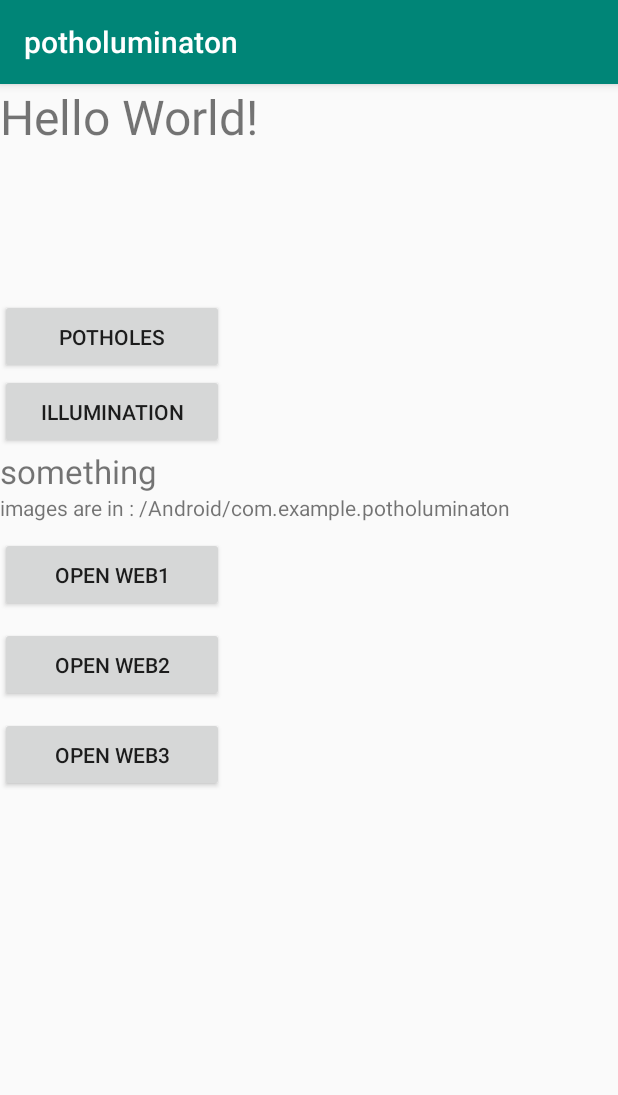
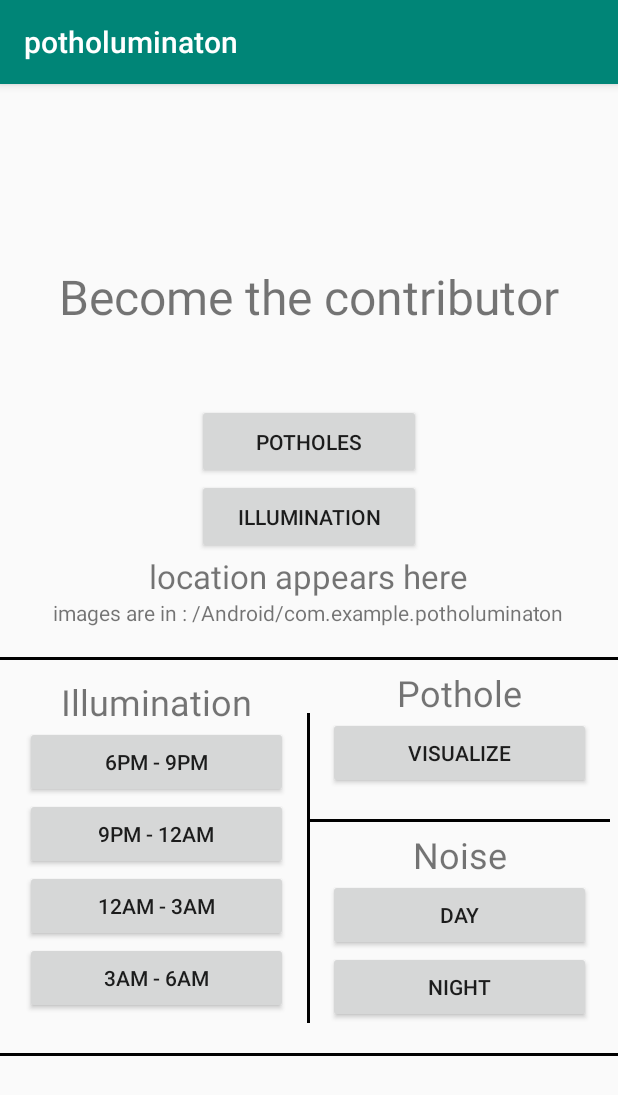
Before and after one commit to mozohack/aakashlabs, an Android app: the screen it shows after launch (MainActivity), on a phone screen of 412 x 824 dp. Shown: the top 1095 px of the screen. Run offline under Robolectric (Android 15) with nearby library versions, the light colour scheme and no system bars.

Commit message:
completed basic UI
added functionality for all buttons belonging to Illumination category

```diff
--- a/potholuminaton/app/src/main/java/com/example/potholuminaton/MainActivity.java
+++ b/potholuminaton/app/src/main/java/com/example/potholuminaton/MainActivity.java
@@ -138,8 +138,38 @@ public class MainActivity extends AppCompatActivity {
         startActivity(intent);
     }
 
-    public void openWeb2(View view){
+    //TODO: add links for illumination data display
+    public void illumination6to9(View view){
         Intent intent = new Intent(Intent.ACTION_VIEW, Uri.parse("https://www.google.com"));
+        startActivity(intent);
+    }
+
+    public void illumination9to12(View view){
+        launchWebsite("www.google.com");
+    }
+
+    public void illumination12to3(View view){
+        launchWebsite("www.google.com");
+    }
+
+    public void illumination3to6(View view){
+        launchWebsite("www.google.com");
+    }
+
+    public void visualizePothole(View view){
+        launchWebsite("www.google.com");
+    }
+
+    public void noiseDay(View view){
+        launchWebsite("www.google.com");
+    }
+
+    public void noiseNight(View view){
+        launchWebsite("www.google.com");
+    }
+
+    public void launchWebsite(String url){
+        Intent intent = new Intent(Intent.ACTION_VIEW, Uri.parse(url));
         startActivity(intent);
     }
 
--- a/potholuminaton/app/src/main/res/layout/activity_main.xml
+++ b/potholuminaton/app/src/main/res/layout/activity_main.xml
@@ -5,20 +5,21 @@
     android:layout_width="match_parent"
     android:layout_height="match_parent"
     tools:context=".MainActivity"
-    android:orientation="vertical">
+    android:orientation="vertical"
+    android:gravity="center">
 
     <TextView
         android:id="@+id/textView"
         android:layout_width="wrap_content"
         android:layout_height="wrap_content"
-        android:text="Hello World!"
-        android:textSize="32sp"/>
+        android:text="Become the contributor"
+        android:textSize="32sp" />
 
     <Button
         android:id="@+id/button"
         android:layout_width="149dp"
         android:layout_height="50dp"
-        android:layout_marginTop="100dp"
+        android:layout_marginTop="50dp"
         android:text="Potholes"
         android:onClick="potholeImageCapture"/>
 
@@ -36,7 +37,7 @@
     <TextView
         android:layout_width="wrap_content"
         android:layout_height="wrap_content"
-        android:text="something"
+        android:text="location appears here"
         android:textSize="22sp"
         android:id="@+id/textViewLocation"/>
 
@@ -45,25 +46,102 @@
         android:layout_height="wrap_content"
         android:text="images are in : /Android/com.example.potholuminaton"/>
 
-    <Button
-        android:layout_width="149dp"
-        android:layout_height="50dp"
-        android:text="open web1"
-        android:layout_marginTop="10dp"
-        android:onClick="openWeb1"/>
+    <View
+        android:layout_width="match_parent"
+        android:layout_height="2dp"
+        android:background="@android:color/black"
+        android:layout_marginTop="20dp"/>
 
-    <Button
-        android:layout_width="149dp"
-        android:layout_height="50dp"
-        android:text="open web2"
-        android:layout_marginTop="10dp"
-        android:onClick="openWeb2"/>
+    <LinearLayout
+        android:layout_width="match_parent"
+        android:layout_height="wrap_content"
+        android:orientation="horizontal"
+        android:gravity="center"
+        android:layout_marginTop="5dp">
+        <LinearLayout
+            android:layout_width="200dp"
+            android:layout_height="wrap_content"
+            android:gravity="center"
+            android:orientation="vertical">
+            <TextView
+                android:layout_width="wrap_content"
+                android:layout_height="wrap_content"
+                android:text="Illumination"
+                android:textSize="24sp"/>
 
-    <Button
-        android:layout_width="149dp"
-        android:layout_height="50dp"
-        android:text="open web3"
-        android:layout_marginTop="10dp"
-        android:onClick="openWeb3"/>
+            <Button
+                android:layout_width="175dp"
+                android:layout_height="wrap_content"
+                android:text="6PM - 9PM"
+                android:onClick="illumination6to9"/>
+            <Button
+                android:layout_width="175dp"
+                android:layout_height="wrap_content"
+                android:text="9PM - 12AM"
+                android:onClick="illumination9to12"/>
+            <Button
+                android:layout_width="175dp"
+                android:layout_height="wrap_content"
+                android:text="12AM - 3AM"
+                android:onClick="illumination12to3"/>
+            <Button
+                android:layout_width="175dp"
+                android:layout_height="wrap_content"
+                android:text="3AM - 6AM"
+                android:onClick="illumination3to6"/>
+        </LinearLayout>
+
+        <View
+            android:layout_width="2dp"
+            android:layout_height="match_parent"
+            android:background="@android:color/black"
+            android:layout_marginTop="20dp"/>
+
+        <LinearLayout
+            android:layout_width="200dp"
+            android:layout_height="wrap_content"
+            android:gravity="center"
+            android:orientation="vertical">
+            <TextView
+                android:layout_width="wrap_content"
+                android:layout_height="wrap_content"
+                android:text="Pothole"
+                android:textSize="24sp"/>
+
+            <Button
+                android:layout_width="175dp"
+                android:layout_height="wrap_content"
+                android:text="Visualize"/>
+
+            <View
+                android:layout_width="match_parent"
+                android:layout_height="2dp"
+                android:background="@android:color/black"
+                android:layout_marginTop="20dp"/>
+
+            <TextView
+                android:layout_width="wrap_content"
+                android:layout_height="wrap_content"
+                android:text="Noise"
+                android:textSize="24sp"
+                android:layout_marginTop="5dp"/>
+
+            <Button
+                android:layout_width="175dp"
+                android:layout_height="wrap_content"
+                android:text="Day"/>
+
+            <Button
+                android:layout_width="175dp"
+                android:layout_height="wrap_content"
+                android:text="Night"/>
+        </LinearLayout>
+    </LinearLayout>
+
+    <View
+        android:layout_width="match_parent"
+        android:layout_height="2dp"
+        android:background="@android:color/black"
+        android:layout_marginTop="20dp"/>
 
 </LinearLayout>
```
